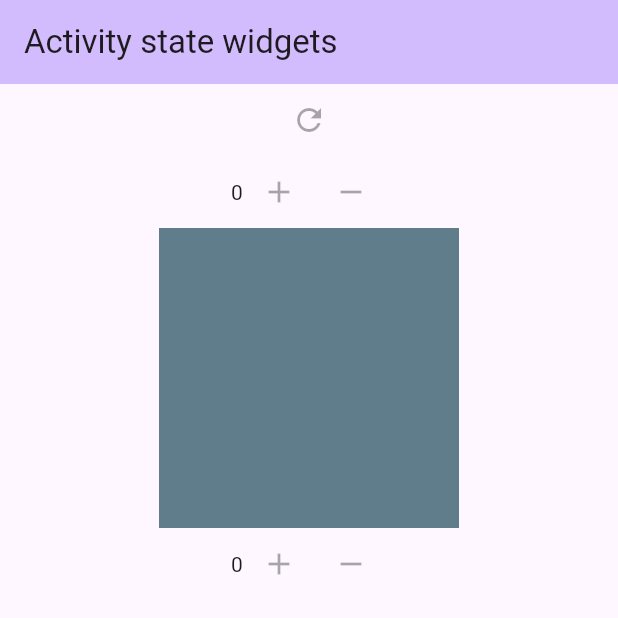
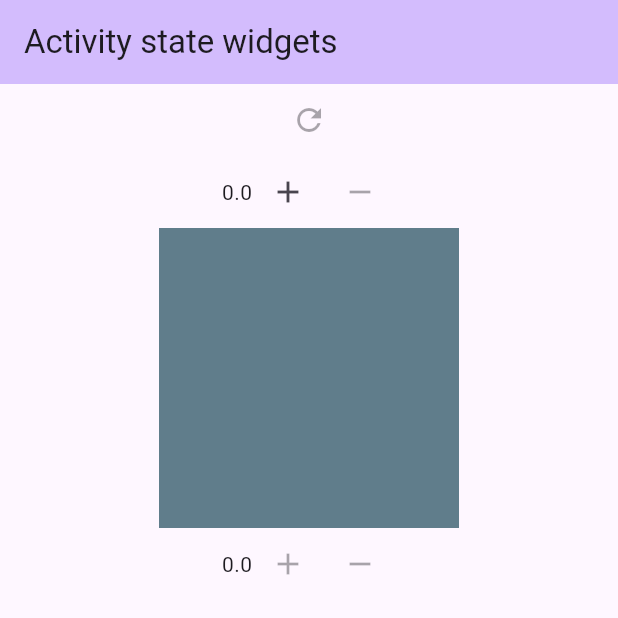
Before and after one commit to MarioDzA/f_activity_widgetstate, a Flutter app: the screen it shows after launch, on a phone screen of 412 x 824 dp, the top half of it. Run offline on Flutter 3.47's test engine with Material 2 defaults, Android fonts, the phone set to English and light mode, and no system bars.

Commit message:
primer commit

```diff
--- a/lib/ui/page/home_page.dart
+++ b/lib/ui/page/home_page.dart
@@ -14,6 +14,7 @@ class MyHomePage extends StatefulWidget {
 }
 
 class _MyHomePageState extends State<MyHomePage> {
+  double value = 0.0;
   @override
   Widget build(BuildContext context) {
     return Scaffold(
@@ -21,17 +22,31 @@ class _MyHomePageState extends State<MyHomePage> {
         backgroundColor: Theme.of(context).colorScheme.inversePrimary,
         title: Text(widget.title),
       ),
-      body: const Center(
+      body: Center(
           child: Column(
         children: [
           IconButton(
               onPressed: null, icon: Icon(Icons.refresh), key: Key('Refresh')),
           Column(
             mainAxisAlignment: MainAxisAlignment.center,
-            children: <Widget>[W1(), W2(), W3()],
+            children: <Widget>[W1(value: value, add: (double value) { incrementUnit(); },), W2(), W3(value: value,)],
           ),
         ],
       )),
     );
   }
+
+  void RefreshPage(){
+    setState(() {
+
+    });
+  }
+
+  void incrementUnit(){
+    setState(() {
+      value += 1;
+      value = double.parse(value.toStringAsFixed(1));
+    });
+  }
+
 }
--- a/lib/ui/widget/w1.dart
+++ b/lib/ui/widget/w1.dart
@@ -1,21 +1,23 @@
 import 'package:flutter/material.dart';
 
 class W1 extends StatelessWidget {
-  const W1({super.key});
+  const W1({super.key, required this.value, required this.add,});
+  final double value;
+  final Function(double value) add;
   //color: Theme.of(context).primaryColor,
   // color: Theme.of(context).colorScheme.inversePrimary,
   // container margin: const EdgeInsets.all(10),
   // container padding: const EdgeInsets.all(10),
   @override
   Widget build(BuildContext context) {
-    return const Row(
+    return Row(
       mainAxisAlignment: MainAxisAlignment.center,
       children: [
         Text(
-          '0',
+          '$value',
           key: Key('W1Value'),
         ),
-        IconButton(onPressed: null, icon: Icon(Icons.add), key: Key('W1Add')),
+        IconButton(onPressed: ()=> add, icon: Icon(Icons.add), key: Key('W1Add')),
         IconButton(onPressed: null, icon: Icon(Icons.remove), key: Key('W1Sub'))
       ],
     );
--- a/lib/ui/widget/w3.dart
+++ b/lib/ui/widget/w3.dart
@@ -1,17 +1,18 @@
 import 'package:flutter/material.dart';
 
 class W3 extends StatelessWidget {
-  const W3({super.key});
+  const W3({super.key, required this.value});
+  final double value;
   //color: Theme.of(context).primaryColor,
   // color: Theme.of(context).colorScheme.inversePrimary,
   // container margin: const EdgeInsets.all(10),
   // container padding: const EdgeInsets.all(10),
   @override
   Widget build(BuildContext context) {
-    return const Row(
+    return  Row(
       mainAxisAlignment: MainAxisAlignment.center,
       children: [
-        Text('0', key: Key('W3Value')),
+        Text('$value', key: Key('W3Value')),
         IconButton(
           onPressed: null,
           icon: Icon(Icons.add),
```
